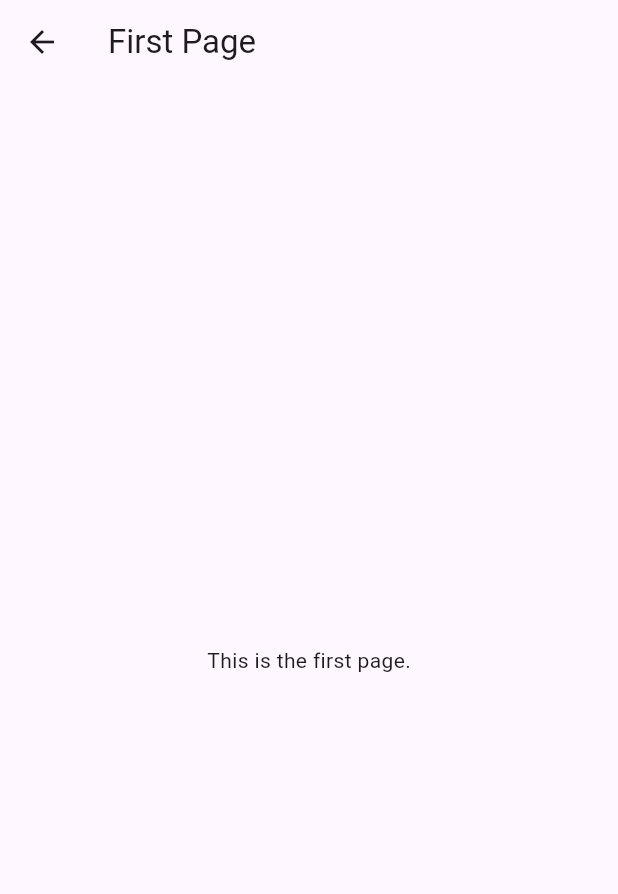
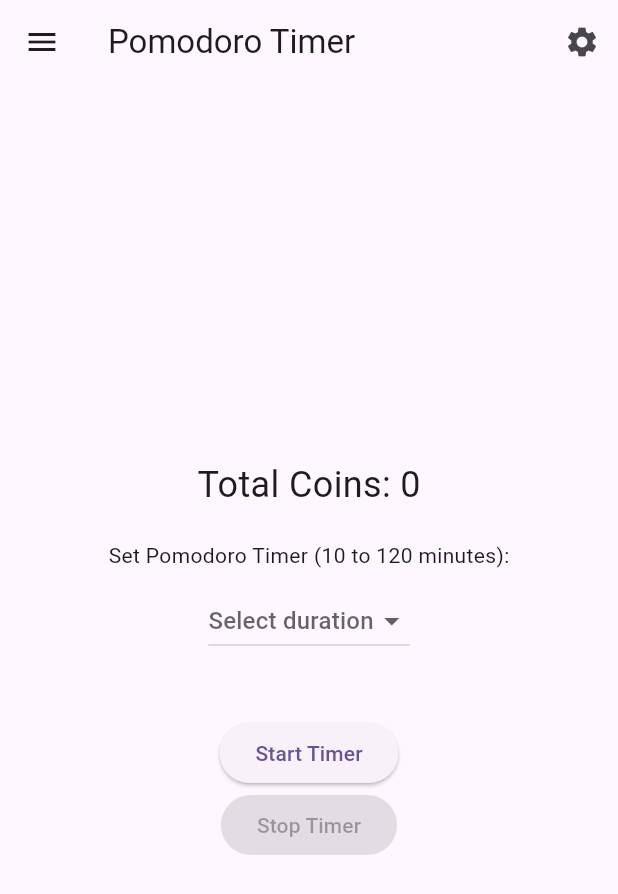
Before and after one commit to Ais3l/productivity_app_andy, a Flutter app: the FirstPage screen opened directly, on a phone screen of 412 x 824 dp. Shown: the top 894 px of the screen. Run offline on Flutter 3.47's test engine with Material 3 defaults, Android fonts, the light colour scheme and no system bars.

Commit message:
home page creation

```diff
--- a/lib/main.dart
+++ b/lib/main.dart
@@ -1,132 +1,5 @@
-// import 'package:flutter/material.dart';
-
-// void main() {
-//   runApp(const MyApp());
-// }
-
-// class MyApp extends StatelessWidget {
-//   const MyApp({super.key});
-
-//   // This widget is the root of your application.
-//   @override
-//   Widget build(BuildContext context) {
-//     return MaterialApp(
-//       title: 'Flutter Demo',
-//       theme: ThemeData(
-//         // This is the theme of your application.
-//         //
-//         // TRY THIS: Try running your application with "flutter run". You'll see
-//         // the application has a purple toolbar. Then, without quitting the app,
-//         // try changing the seedColor in the colorScheme below to Colors.green
-//         // and then invoke "hot reload" (save your changes or press the "hot
-//         // reload" button in a Flutter-supported IDE, or press "r" if you used
-//         // the command line to start the app).
-//         //
-//         // Notice that the counter didn't reset back to zero; the application
-//         // state is not lost during the reload. To reset the state, use hot
-//         // restart instead.
-//         //
-//         // This works for code too, not just values: Most code changes can be
-//         // tested with just a hot reload.
-//         colorScheme: ColorScheme.fromSeed(seedColor: Colors.deepPurple),
-//         useMaterial3: true,
-//       ),
-//       home: const MyHomePage(title: 'Flutter Demo Home Page'),
-//     );
-//   }
-// }
-
-// class MyHomePage extends StatefulWidget {
-//   const MyHomePage({super.key, required this.title});
-
-//   // This widget is the home page of your application. It is stateful, meaning
-//   // that it has a State object (defined below) that contains fields that affect
-//   // how it looks.
-
-//   // This class is the configuration for the state. It holds the values (in this
-//   // case the title) provided by the parent (in this case the App widget) and
-//   // used by the build method of the State. Fields in a Widget subclass are
-//   // always marked "final".
-
-//   final String title;
-
-//   @override
-//   State<MyHomePage> createState() => _MyHomePageState();
-// }
-
-// class _MyHomePageState extends State<MyHomePage> {
-//   int _counter = 0;
-
-//   void _incrementCounter() {
-//     setState(() {
-//       // This call to setState tells the Flutter framework that something has
-//       // changed in this State, which causes it to rerun the build method below
-//       // so that the display can reflect the updated values. If we changed
-//       // _counter without calling setState(), then the build method would not be
-//       // called again, and so nothing would appear to happen.
-//       _counter++;
-//     });
-//   }
-
-//   @override
-//   Widget build(BuildContext context) {
-//     // This method is rerun every time setState is called, for instance as done
-//     // by the _incrementCounter method above.
-//     //
-//     // The Flutter framework has been optimized to make rerunning build methods
-//     // fast, so that you can just rebuild anything that needs updating rather
-//     // than having to individually change instances of widgets.
-//     return Scaffold(
-//       appBar: AppBar(
-//         // TRY THIS: Try changing the color here to a specific color (to
-//         // Colors.amber, perhaps?) and trigger a hot reload to see the AppBar
-//         // change color while the other colors stay the same.
-//         backgroundColor: Theme.of(context).colorScheme.inversePrimary,
-//         // Here we take the value from the MyHomePage object that was created by
-//         // the App.build method, and use it to set our appbar title.
-//         title: Text(widget.title),
-//       ),
-//       body: Center(
-//         // Center is a layout widget. It takes a single child and positions it
-//         // in the middle of the parent.
-//         child: Column(
-//           // Column is also a layout widget. It takes a list of children and
-//           // arranges them vertically. By default, it sizes itself to fit its
-//           // children horizontally, and tries to be as tall as its parent.
-//           //
-//           // Column has various properties to control how it sizes itself and
-//           // how it positions its children. Here we use mainAxisAlignment to
-//           // center the children vertically; the main axis here is the vertical
-//           // axis because Columns are vertical (the cross axis would be
-//           // horizontal).
-//           //
-//           // TRY THIS: Invoke "debug painting" (choose the "Toggle Debug Paint"
-//           // action in the IDE, or press "p" in the console), to see the
-//           // wireframe for each widget.
-//           mainAxisAlignment: MainAxisAlignment.center,
-//           children: <Widget>[
-//             const Text(
-//               'You have pushed the button this many times:',
-//             ),
-//             Text(
-//               '$_counter',
-//               style: Theme.of(context).textTheme.headlineMedium,
-//             ),
-//           ],
-//         ),
-//       ),
-//       floatingActionButton: FloatingActionButton(
-//         onPressed: _incrementCounter,
-//         tooltip: 'Increment',
-//         child: const Icon(Icons.add),
-//       ), // This trailing comma makes auto-formatting nicer for build methods.
-//     );
-//   }
-// }
-
-// // hello world! hello!
-
 import 'package:flutter/material.dart';
+import 'dart:async'; // Import for using Timer
 
 void main() {
   runApp(const MyApp());
@@ -138,77 +11,167 @@ class MyApp extends StatelessWidget {
   @override
   Widget build(BuildContext context) {
     return MaterialApp(
-      title: 'Flutter Demo',
+      title: 'Productivity App',
       theme: ThemeData(
         colorScheme: ColorScheme.fromSeed(seedColor: Colors.deepPurple),
         useMaterial3: true,
       ),
-      home: const MyHomePage(title: 'Flutter Demo Home Page'),
+      home: const FirstPage(), // Set FirstPage as the initial home
     );
   }
 }
 
-class MyHomePage extends StatelessWidget {
-  const MyHomePage({super.key, required this.title});
+class FirstPage extends StatefulWidget {
+  const FirstPage({super.key});
 
-  final String title;
+  @override
+  State<FirstPage> createState() => _FirstPageState();
+}
+
+class _FirstPageState extends State<FirstPage> {
+  int coins = 0;
+  int? timerDuration; // Changed to nullable int
+  bool isTimerRunning = false;
+  late Timer timer;
+  int remainingTime = 0; // Time remaining in seconds
+
+  void startTimer() {
+    if (timerDuration != null && timerDuration! > 0) {
+      setState(() {
+        isTimerRunning = true;
+        remainingTime = timerDuration! * 60; // Convert to seconds
+      });
+
+      timer = Timer.periodic(const Duration(seconds: 1), (Timer timer) {
+        if (remainingTime <= 0) {
+          // Timer completed, increase coin count
+          setState(() {
+            coins += 10; // Increase coins by 10
+            isTimerRunning = false;
+            remainingTime = 0; // Reset remaining time
+          });
+          timer.cancel();
+          // Show a completion message
+          ScaffoldMessenger.of(context).showSnackBar(
+            const SnackBar(content: Text('Pomodoro completed! You earned 10 coins!')),
+          );
+        } else {
+          setState(() {
+            remainingTime--; // Decrease remaining time
+          });
+        }
+      });
+    }
+  }
+
+  void stopTimer() {
+    if (isTimerRunning) {
+      timer.cancel();
+      setState(() {
+        isTimerRunning = false;
+      });
+    }
+  }
+
+  String get formattedTime {
+    int minutes = remainingTime ~/ 60;
+    int seconds = remainingTime % 60;
+    return '${minutes.toString().padLeft(2, '0')}:${seconds.toString().padLeft(2, '0')}';
+  }
 
   @override
   Widget build(BuildContext context) {
     return Scaffold(
       appBar: AppBar(
-        backgroundColor: Theme.of(context).colorScheme.inversePrimary,
-        title: Text(title),
+        title: const Text('Pomodoro Timer'),
+        actions: [
+          IconButton(
+            icon: const Icon(Icons.settings),
+            onPressed: () {
+              // Add your settings action here if needed
+            },
+          ),
+        ],
       ),
-      body: Center(
-        child: Column(
-          mainAxisAlignment: MainAxisAlignment.center,
-          children: <Widget>[
-            ElevatedButton(
-              onPressed: () {
-                Navigator.push(
-                  context,
-                  MaterialPageRoute(builder: (context) => const FirstPage()),
-                );
-              },
-              child: const Text('Go to First Page'),
+      body: Center( // Centering the content
+        child: Padding(
+          padding: const EdgeInsets.all(16.0),
+          child: Column(
+            mainAxisAlignment: MainAxisAlignment.center,
+            children: <Widget>[
+              Text('Total Coins: $coins', style: const TextStyle(fontSize: 24)),
+              const SizedBox(height: 20),
+              Text('Set Pomodoro Timer (10 to 120 minutes):'),
+              const SizedBox(height: 10),
+              DropdownButton<int>(
+                value: timerDuration, // Changed to nullable int
+                hint: const Text('Select duration'),
+                items: List.generate(121, (index) => index + 10) // Generates numbers from 10 to 120
+                    .map<DropdownMenuItem<int>>((int value) {
+                  return DropdownMenuItem<int>(
+                    value: value,
+                    child: Text('$value minutes'),
+                  );
+                }).toList(),
+                onChanged: (int? newValue) {
+                  setState(() {
+                    timerDuration = newValue; // Set selected value
+                  });
+                },
+              ),
+              const SizedBox(height: 20),
+              if (isTimerRunning) // Show countdown if the timer is running
+                Text(
+                  formattedTime,
+                  style: const TextStyle(fontSize: 48, fontWeight: FontWeight.bold),
+                ),
+              const SizedBox(height: 20),
+              ElevatedButton(
+                onPressed: isTimerRunning ? null : startTimer,
+                child: const Text('Start Timer'),
+              ),
+              ElevatedButton(
+                onPressed: isTimerRunning ? stopTimer : null,
+                child: const Text('Stop Timer'),
+              ),
+            ],
+          ),
+        ),
+      ),
+      drawer: Drawer(
+        child: ListView(
+          padding: EdgeInsets.zero,
+          children: [
+            DrawerHeader(
+              decoration: BoxDecoration(color: Colors.deepPurple),
+              child: const Text(
+                'Navigation',
+                style: TextStyle(
+                  color: Colors.white,
+                  fontSize: 24,
+                ),
+              ),
             ),
-            ElevatedButton(
-              onPressed: () {
+            ListTile(
+              title: const Text('Second Page'),
+              onTap: () {
                 Navigator.push(
                   context,
                   MaterialPageRoute(builder: (context) => const SecondPage()),
                 );
               },
-              child: const Text('Go to Second Page'),
             ),
-            ElevatedButton(
-              onPressed: () {
+            ListTile(
+              title: const Text('Third Page'),
+              onTap: () {
                 Navigator.push(
                   context,
                   MaterialPageRoute(builder: (context) => const ThirdPage()),
                 );
               },
-              child: const Text('Go to Third Page'),
             ),
           ],
         ),
-      ),
-    );
-  }
-}
-
-class FirstPage extends StatelessWidget {
-  const FirstPage({super.key});
-
-  @override
-  Widget build(BuildContext context) {
-    return Scaffold(
-      appBar: AppBar(
-        title: const Text('First Page'),
-      ),
-      body: Center(
-        child: const Text('This is the first page.'),
       ),
     );
   }
@@ -223,8 +186,8 @@ class SecondPage extends StatelessWidget {
       appBar: AppBar(
         title: const Text('Second Page'),
       ),
-      body: Center(
-        child: const Text('This is the second page.'),
+      body: const Center(
+        child: Text('This is the second page.'),
       ),
     );
   }
@@ -239,11 +202,9 @@ class ThirdPage extends StatelessWidget {
       appBar: AppBar(
         title: const Text('Third Page'),
       ),
-      body: Center(
-        child: const Text('This is the third page.'),
+      body: const Center(
+        child: Text('This is the third page.'),
       ),
     );
   }
 }
-
-// 3 pages added basic
```
Also changed, not shown: 1 other file.
